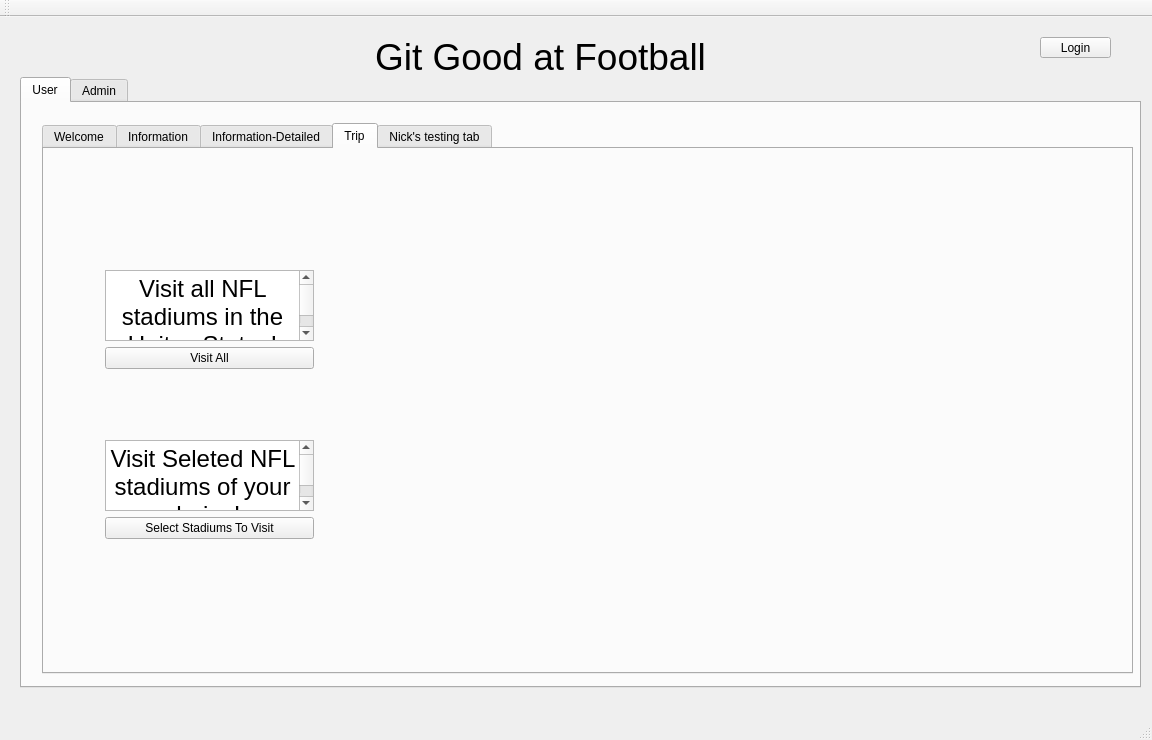
Above: QT/mainwindow.ui from nsidaris/GitGood before the change. Below: the same form after it.
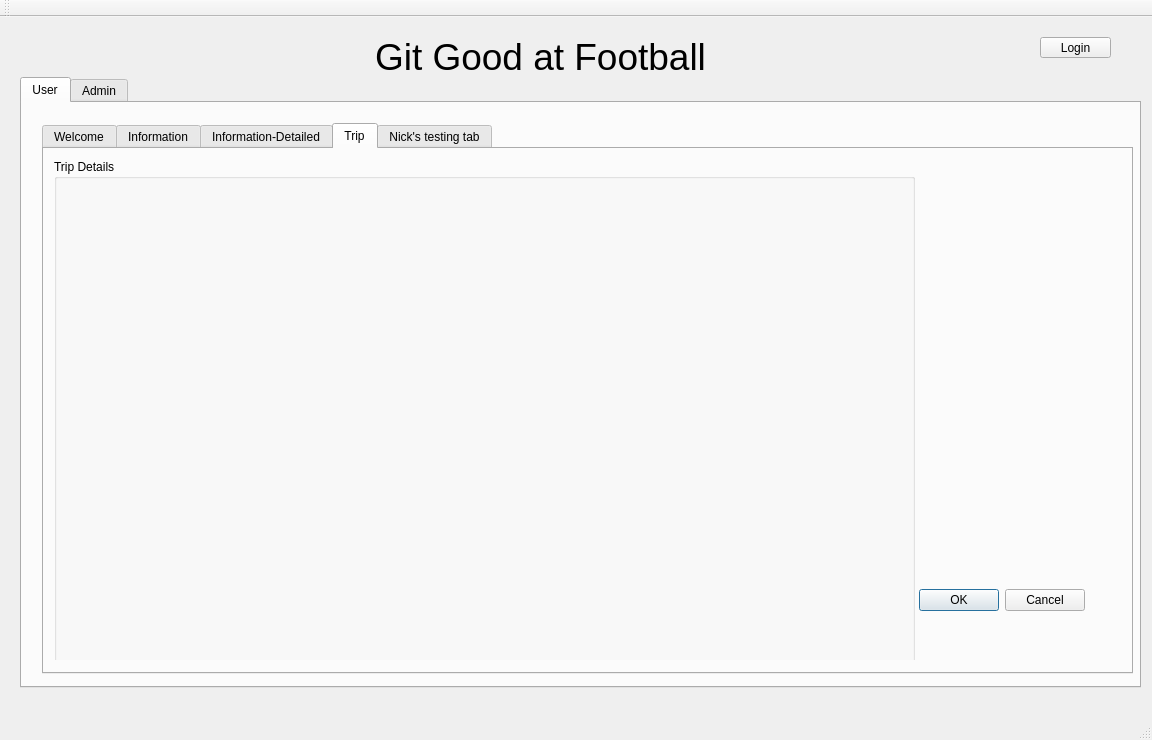
That is the form after the change. The open tabs and pages were chosen to show the change. Icons and pictures are not drawn.

Commit message:
dijkstras with all stadiums complete
still need to implement custom trip. but almost done!

Diff of the .ui file:
```diff
--- a/QT/mainwindow.ui
+++ b/QT/mainwindow.ui
@@ -294,8 +294,8 @@
               <string>&lt;!DOCTYPE HTML PUBLIC &quot;-//W3C//DTD HTML 4.0//EN&quot; &quot;http://www.w3.org/TR/REC-html40/strict.dtd&quot;&gt;
 &lt;html&gt;&lt;head&gt;&lt;meta name=&quot;qrichtext&quot; content=&quot;1&quot; /&gt;&lt;style type=&quot;text/css&quot;&gt;
 p, li { white-space: pre-wrap; }
-&lt;/style&gt;&lt;/head&gt;&lt;body style=&quot; font-family:'MS Shell Dlg 2'; font-size:8.25pt; font-weight:400; font-style:normal;&quot;&gt;
-&lt;p align=&quot;center&quot; style=&quot; margin-top:0px; margin-bottom:0px; margin-left:0px; margin-right:0px; -qt-block-indent:0; text-indent:0px;&quot;&gt;&lt;span style=&quot; font-family:'.SF NS Text'; font-size:18pt;&quot;&gt;Visit all NFL stadiums in the Unites States!&lt;/span&gt;&lt;/p&gt;&lt;/body&gt;&lt;/html&gt;</string>
+&lt;/style&gt;&lt;/head&gt;&lt;body style=&quot; font-family:'.SF NS Text'; font-size:13pt; font-weight:400; font-style:normal;&quot;&gt;
+&lt;p align=&quot;center&quot; style=&quot; margin-top:0px; margin-bottom:0px; margin-left:0px; margin-right:0px; -qt-block-indent:0; text-indent:0px;&quot;&gt;&lt;span style=&quot; font-size:18pt;&quot;&gt;Visit all NFL stadiums in the Unites States!&lt;/span&gt;&lt;/p&gt;&lt;/body&gt;&lt;/html&gt;</string>
              </property>
             </widget>
            </item>
@@ -324,8 +324,8 @@
               <string>&lt;!DOCTYPE HTML PUBLIC &quot;-//W3C//DTD HTML 4.0//EN&quot; &quot;http://www.w3.org/TR/REC-html40/strict.dtd&quot;&gt;
 &lt;html&gt;&lt;head&gt;&lt;meta name=&quot;qrichtext&quot; content=&quot;1&quot; /&gt;&lt;style type=&quot;text/css&quot;&gt;
 p, li { white-space: pre-wrap; }
-&lt;/style&gt;&lt;/head&gt;&lt;body style=&quot; font-family:'MS Shell Dlg 2'; font-size:8.25pt; font-weight:400; font-style:normal;&quot;&gt;
-&lt;p align=&quot;center&quot; style=&quot; margin-top:0px; margin-bottom:0px; margin-left:0px; margin-right:0px; -qt-block-indent:0; text-indent:0px;&quot;&gt;&lt;span style=&quot; font-family:'.SF NS Text'; font-size:18pt;&quot;&gt;Visit Seleted NFL stadiums of your choice!&lt;/span&gt;&lt;/p&gt;&lt;/body&gt;&lt;/html&gt;</string>
+&lt;/style&gt;&lt;/head&gt;&lt;body style=&quot; font-family:'.SF NS Text'; font-size:13pt; font-weight:400; font-style:normal;&quot;&gt;
+&lt;p align=&quot;center&quot; style=&quot; margin-top:0px; margin-bottom:0px; margin-left:0px; margin-right:0px; -qt-block-indent:0; text-indent:0px;&quot;&gt;&lt;span style=&quot; font-size:18pt;&quot;&gt;Visit Seleted NFL stadiums of your choice!&lt;/span&gt;&lt;/p&gt;&lt;/body&gt;&lt;/html&gt;</string>
              </property>
             </widget>
            </item>
@@ -574,6 +574,47 @@
            <bool>true</bool>
           </property>
          </widget>
+         <widget class="QPushButton" name="BackButton">
+          <property name="geometry">
+           <rect>
+            <x>900</x>
+            <y>450</y>
+            <width>113</width>
+            <height>32</height>
+           </rect>
+          </property>
+          <property name="text">
+           <string>Done</string>
+          </property>
+         </widget>
+        </widget>
+        <widget class="QWidget" name="page">
+         <widget class="QDialogButtonBox" name="buttonBox">
+          <property name="geometry">
+           <rect>
+            <x>850</x>
+            <y>421</y>
+            <width>181</width>
+            <height>41</height>
+           </rect>
+          </property>
+          <property name="standardButtons">
+           <set>QDialogButtonBox::Cancel|QDialogButtonBox::Ok</set>
+          </property>
+         </widget>
+         <widget class="QGroupBox" name="groupBox">
+          <property name="geometry">
+           <rect>
+            <x>0</x>
+            <y>0</y>
+            <width>861</width>
+            <height>511</height>
+           </rect>
+          </property>
+          <property name="title">
+           <string>Trip Details</string>
+          </property>
+         </widget>
         </widget>
        </widget>
       </widget>
```
Left out of the diff: 4 changed lines with no effect on the pictures. The commit also changes 6 other files.
